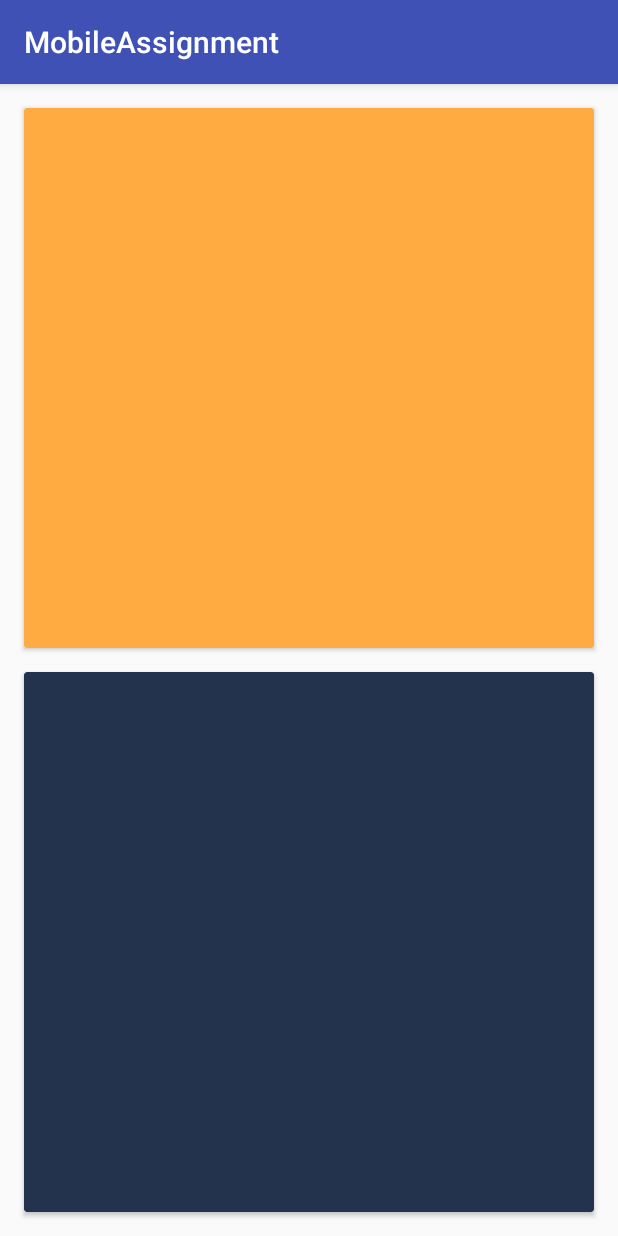
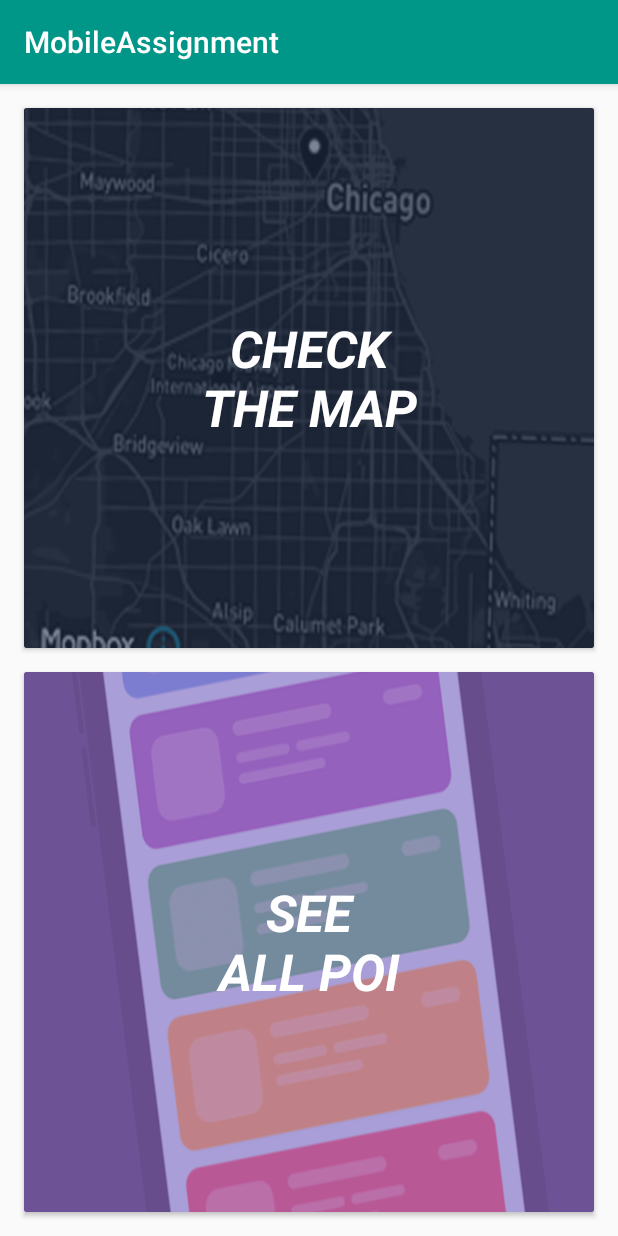
Before and after one commit to EmmeDeveloper/MobileAssignment, an Android app: the screen it shows after launch (MainActivity), on a phone screen of 412 x 824 dp. Run offline under Robolectric (Android 15) with nearby library versions, the phone set to English and light mode, and no system bars.

Commit message:
Fixed layout dimension card_view_poi Completed Main activity Add FirstTime control (json download)

```diff
--- a/app/src/main/java/ed/mobileassignment/com/MainActivity.java
+++ b/app/src/main/java/ed/mobileassignment/com/MainActivity.java
@@ -28,7 +28,9 @@ public class MainActivity extends AppCompatActivity {
     CardView cvList;
     GlobalVar Var;
     ProgressDialog progWaitPOI;
-
+    static Boolean firstTime = true;
+    // Si richiede di scaricare il json ad ogni avvio dell'app. Utilizzo quindi una variabile firsTime per verificare se l'evento onCreate viene chiamato al
+    // primo avvio, o se è chiamato dalla ricostruzione dell'activity (dovuta alla rotazione dello schermo)
 
     @Override
     protected void onCreate(Bundle savedInstanceState) {
@@ -39,19 +41,20 @@ public class MainActivity extends AppCompatActivity {
 
         //Setta il layout dell'activity main
         SetUI();
-        progWaitPOI = ProgressDialog.show(this, "Updating data",
-                "Updating data. Please wait", true);
-        UpdateListPoi();
-        UpdateUI(false);
+        if (firstTime) {
+            progWaitPOI = ProgressDialog.show(this, "Updating data",
+                    "Updating data. Please wait", true);
+            UpdateListPoi();
+            UpdateUI(false);
+            firstTime = false;
+        }
+
 
     }
 
     private void SetUI() {
         cvMap = findViewById(R.id.cvMap);
         cvList = findViewById(R.id.cvList);
-
-        cvMap.setCardBackgroundColor(0xffffab41);
-        cvList.setCardBackgroundColor(0xFF23334d);
 
         cvMap.setOnClickListener(new View.OnClickListener(){
             public void onClick(View view) {
@@ -96,6 +99,7 @@ public class MainActivity extends AppCompatActivity {
 
                 } else {
                     List lstPOI = Var.getListPOI();
+                    lstPOI.clear();
 
                     //Estraggo i dati dal json {/res: /data:}
                     try {
--- a/app/src/main/res/layout/activity_main.xml
+++ b/app/src/main/res/layout/activity_main.xml
@@ -19,8 +19,31 @@
             android:layout_marginLeft="16dp"
             android:layout_marginRight="16dp"
             android:layout_marginTop="16dp"
-            android:layout_marginBottom="8dp"
-            />
+            android:layout_marginBottom="8dp">
+
+            <ImageView
+                android:layout_width="match_parent"
+                android:layout_height="match_parent"
+                android:background="@drawable/map"/>
+
+            <View
+                android:layout_width="match_parent"
+                android:layout_height="match_parent"
+                android:background="#9923334d"/>
+
+            <TextView
+                android:layout_width="match_parent"
+                android:layout_height="match_parent"
+                android:gravity="center_horizontal|center_vertical"
+                android:textSize="34sp"
+                android:textColor="#ffffff"
+                android:text="CHECK\nTHE MAP"
+                android:textStyle="bold|italic"
+                />
+
+        </android.support.v7.widget.CardView>
+
+
 
         <android.support.v7.widget.CardView
             android:id="@+id/cvList"
@@ -30,8 +53,30 @@
             android:layout_marginLeft="16dp"
             android:layout_marginRight="16dp"
             android:layout_marginTop="8dp"
-            android:layout_marginBottom="16dp"
-            />
+            android:layout_marginBottom="16dp" >
+
+            <ImageView
+                android:layout_width="match_parent"
+                android:layout_height="match_parent"
+                android:background="@drawable/list"/>
+
+            <View
+                android:layout_width="match_parent"
+                android:layout_height="match_parent"
+                android:background="#999461bc"/>
+
+            <TextView
+                android:layout_width="match_parent"
+                android:layout_height="match_parent"
+                android:gravity="center_horizontal|center_vertical"
+                android:textSize="34sp"
+                android:textColor="#ffffff"
+                android:text="SEE\nALL POI"
+                android:textStyle="bold|italic"
+                />
+        </android.support.v7.widget.CardView>
+
+
     </LinearLayout>
 
 </android.support.constraint.ConstraintLayout>
--- a/app/src/main/res/layout/card_view_poi.xml
+++ b/app/src/main/res/layout/card_view_poi.xml
@@ -7,10 +7,10 @@
     android:id="@+id/card_view"
     card_view:cardCornerRadius="4dip"
     card_view:cardElevation="3dp"
-    android:layout_marginBottom="12dp"
+    android:layout_marginBottom="8dp"
     android:layout_marginLeft="16dp"
     android:layout_marginRight="16dp"
-    android:layout_marginTop="16dp"
+    android:layout_marginTop="8dp"
     card_view:cardBackgroundColor="#313131">
 
     <RelativeLayout
--- a/app/src/main/res/values/colors.xml
+++ b/app/src/main/res/values/colors.xml
@@ -1,7 +1,7 @@
 <?xml version="1.0" encoding="utf-8"?>
 <resources>
-    <color name="colorPrimary">#3F51B5</color>
-    <color name="colorPrimaryDark">#303F9F</color>
+    <color name="colorPrimary">#009688</color>
+    <color name="colorPrimaryDark">#00796B</color>
     <color name="colorAccent">#FF4081</color>
     <color name="colorDivisor">#939393</color>
 </resources>
```
Also changed, not shown: app/src/main/res/drawable/list.png (added), app/src/main/res/drawable/map.png (added).
